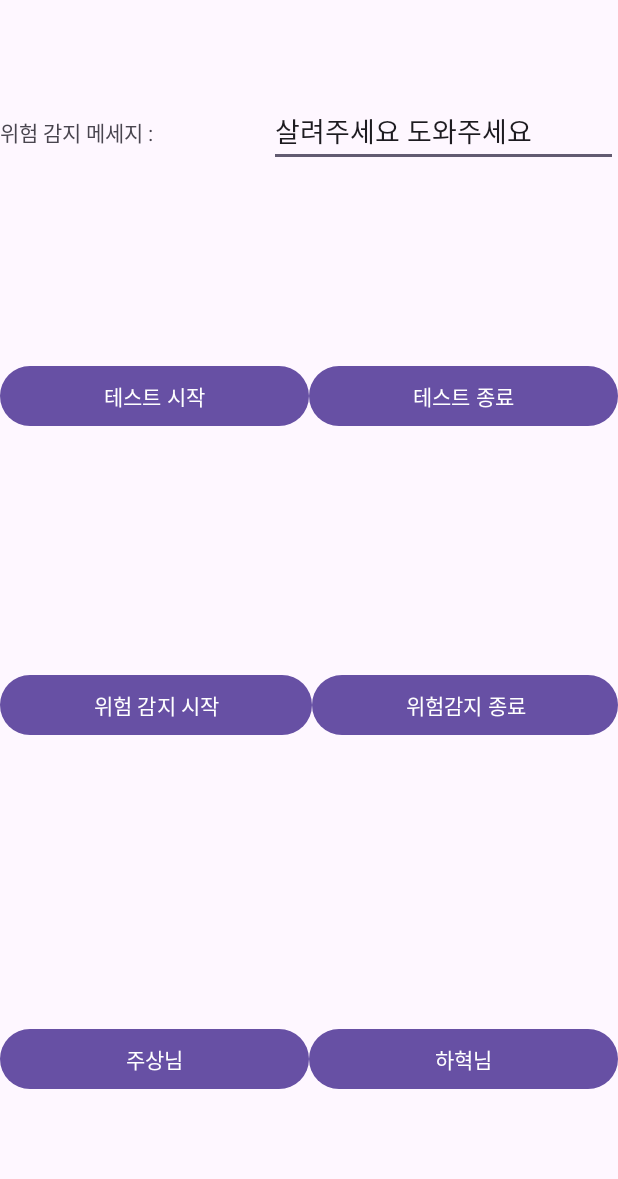
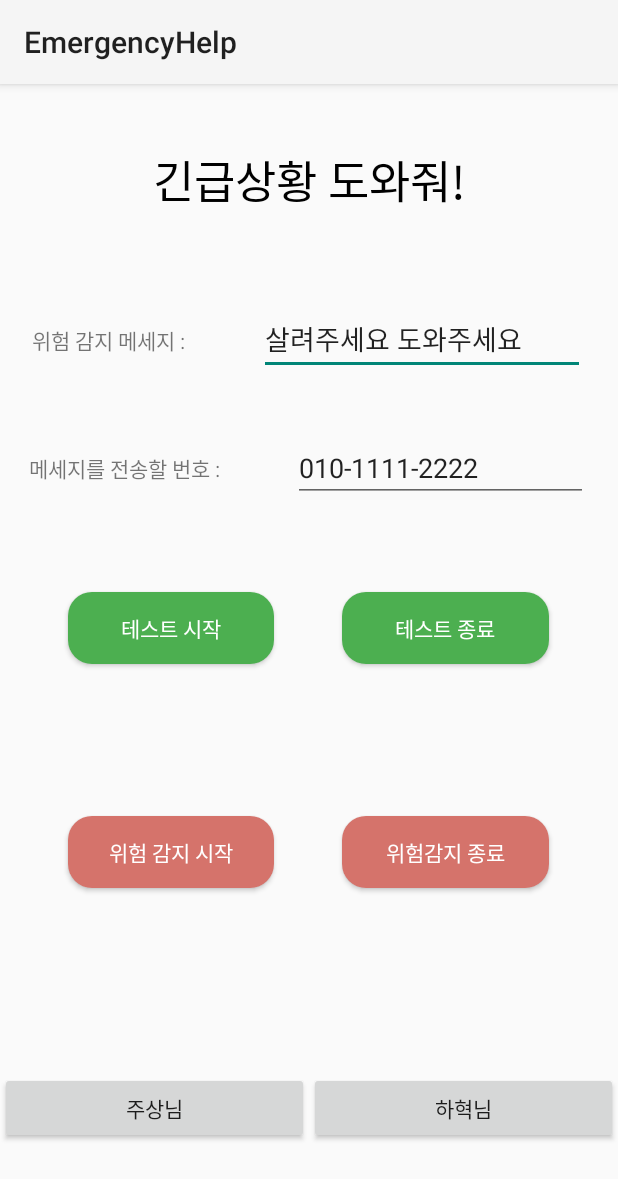
Before and after one commit to cbj5210/2024-SKT-AI-CHALLENGE, an Android app: the screen it shows after launch (MainActivity), on a phone screen of 412 x 824 dp. Shown: the top 1179 px of the screen. Run offline under Robolectric (Android 15) with nearby library versions, the phone set to English and light mode, and no system bars.

Commit message:
레이아웃 변경, 버튼 색상 추가

```diff
--- /dev/null
+++ b/app/src/main/res/drawable/rounded_green_button.xml
@@ -0,0 +1,6 @@
+<?xml version="1.0" encoding="utf-8"?>
+<shape xmlns:android="http://schemas.android.com/apk/res/android">
+    <solid android:color="#4CAF50" /> <!-- 초록색 배경 -->
+    <corners android:radius="16dp" /> <!-- 둥근 모서리 -->
+    <padding android:left="12dp" android:top="12dp" android:right="12dp" android:bottom="12dp" />
+</shape>
--- /dev/null
+++ b/app/src/main/res/drawable/rounded_grey_button.xml
@@ -0,0 +1,6 @@
+<?xml version="1.0" encoding="utf-8"?>
+<shape xmlns:android="http://schemas.android.com/apk/res/android">
+    <solid android:color="#94998D" /> <!-- 초록색 배경 -->
+    <corners android:radius="16dp" /> <!-- 둥근 모서리 -->
+    <padding android:left="12dp" android:top="12dp" android:right="12dp" android:bottom="12dp" />
+</shape>
--- /dev/null
+++ b/app/src/main/res/drawable/rounded_red_button.xml
@@ -0,0 +1,6 @@
+<?xml version="1.0" encoding="utf-8"?>
+<shape xmlns:android="http://schemas.android.com/apk/res/android">
+    <solid android:color="#D5736B" /> <!-- 초록색 배경 -->
+    <corners android:radius="16dp" /> <!-- 둥근 모서리 -->
+    <padding android:left="12dp" android:top="12dp" android:right="12dp" android:bottom="12dp" />
+</shape>
--- a/app/src/main/res/layout/activity_main.xml
+++ b/app/src/main/res/layout/activity_main.xml
@@ -25,17 +25,100 @@
             android:orientation="horizontal">
 
             <TextView
-                android:id="@+id/textView"
+                android:id="@+id/textView2"
                 android:layout_width="wrap_content"
                 android:layout_height="wrap_content"
                 android:layout_weight="1"
+                android:gravity="center"
+                android:text="긴급상황 도와줘!"
+                android:textColor="#000000"
+                android:textSize="30sp" />
+        </LinearLayout>
+
+        <LinearLayout
+            android:layout_width="match_parent"
+            android:layout_height="0px"
+            android:layout_weight="2"
+            android:gravity="center"
+            android:orientation="horizontal">
+
+            <LinearLayout
+                android:layout_width="0px"
+                android:layout_height="match_parent"
+                android:layout_weight="1"
+                android:orientation="horizontal">
+
+            </LinearLayout>
+
+            <TextView
+                android:id="@+id/textView"
+                android:layout_width="0px"
+                android:layout_height="wrap_content"
+                android:layout_weight="6"
                 android:text="위험 감지 메세지 :" />
+
+            <LinearLayout
+                android:layout_width="0px"
+                android:layout_height="match_parent"
+                android:layout_weight="1"
+                android:orientation="horizontal">
+
+            </LinearLayout>
 
             <com.google.android.material.textfield.TextInputEditText
                 android:layout_width="0px"
                 android:layout_height="wrap_content"
-                android:layout_weight="3"
+                android:layout_weight="10"
                 android:text="살려주세요 도와주세요" />
+
+            <LinearLayout
+                android:layout_width="0px"
+                android:layout_height="match_parent"
+                android:layout_weight="1"
+                android:orientation="horizontal"></LinearLayout>
+        </LinearLayout>
+
+        <LinearLayout
+            android:layout_width="match_parent"
+            android:layout_height="0px"
+            android:layout_weight="2"
+            android:gravity="center"
+            android:orientation="horizontal">
+
+            <LinearLayout
+                android:layout_width="0px"
+                android:layout_height="match_parent"
+                android:layout_weight="1"
+                android:orientation="horizontal">
+
+            </LinearLayout>
+
+            <TextView
+                android:id="@+id/textView"
+                android:layout_width="0px"
+                android:layout_height="wrap_content"
+                android:layout_weight="8"
+                android:text="메세지를 전송할 번호 :" />
+
+            <LinearLayout
+                android:layout_width="0px"
+                android:layout_height="match_parent"
+                android:layout_weight="1"
+                android:orientation="horizontal">
+
+            </LinearLayout>
+
+            <com.google.android.material.textfield.TextInputEditText
+                android:layout_width="0px"
+                android:layout_height="wrap_content"
+                android:layout_weight="10"
+                android:text="010-1111-2222" />
+
+            <LinearLayout
+                android:layout_width="0px"
+                android:layout_height="match_parent"
+                android:layout_weight="1"
+                android:orientation="horizontal"></LinearLayout>
         </LinearLayout>
 
         <LinearLayout
@@ -45,19 +128,47 @@
             android:gravity="center"
             android:orientation="horizontal">
 
+            <LinearLayout
+                android:layout_width="0px"
+                android:layout_height="match_parent"
+                android:layout_weight="1"
+                android:orientation="horizontal">
+
+            </LinearLayout>
+
             <Button
                 android:id="@+id/button"
-                android:layout_width="wrap_content"
+                android:layout_width="0px"
                 android:layout_height="wrap_content"
+                android:layout_weight="3"
+                android:background="@drawable/rounded_green_button"
+                android:textColor="@color/white"
+                android:text="테스트 시작" />
+
+            <LinearLayout
+                android:layout_width="0px"
+                android:layout_height="match_parent"
                 android:layout_weight="1"
-                android:text="테스트 시작" />
+                android:orientation="horizontal">
+
+            </LinearLayout>
 
             <Button
                 android:id="@+id/button2"
-                android:layout_width="wrap_content"
+                android:layout_width="0px"
                 android:layout_height="wrap_content"
+                android:layout_weight="3"
+                android:background="@drawable/rounded_green_button"
+                android:textColor="@color/white"
+                android:text="테스트 종료" />
+
+            <LinearLayout
+                android:layout_width="0px"
+                android:layout_height="match_parent"
                 android:layout_weight="1"
-                android:text="테스트 종료" />
+                android:orientation="horizontal">
+
+            </LinearLayout>
 
         </LinearLayout>
 
@@ -68,21 +179,49 @@
             android:gravity="center"
             android:orientation="horizontal">
 
+            <LinearLayout
+                android:layout_width="0px"
+                android:layout_height="match_parent"
+                android:layout_weight="1"
+                android:orientation="horizontal">
+
+            </LinearLayout>
+
             <Button
                 android:id="@+id/button3"
-                android:layout_width="wrap_content"
+                android:layout_width="0px"
                 android:layout_height="wrap_content"
-                android:layout_weight="1"
+                android:layout_weight="3"
+                android:background="@drawable/rounded_red_button"
+                android:textColor="@color/white"
                 android:text="위험 감지 시작"
                 android:textColorLink="#000000" />
 
+            <LinearLayout
+                android:layout_width="0px"
+                android:layout_height="match_parent"
+                android:layout_weight="1"
+                android:orientation="horizontal">
+
+            </LinearLayout>
+
             <Button
                 android:id="@+id/button4"
-                android:layout_width="wrap_content"
+                android:layout_width="0px"
                 android:layout_height="wrap_content"
-                android:layout_weight="1"
+                android:layout_weight="3"
+                android:background="@drawable/rounded_red_button"
+                android:textColor="@color/white"
                 android:text="위험감지 종료"
                 android:textColorLink="#000000" />
+
+            <LinearLayout
+                android:layout_width="0px"
+                android:layout_height="match_parent"
+                android:layout_weight="1"
+                android:orientation="horizontal">
+
+            </LinearLayout>
         </LinearLayout>
 
         <LinearLayout
--- a/app/src/main/res/values/themes.xml
+++ b/app/src/main/res/values/themes.xml
@@ -1,6 +1,6 @@
 <resources xmlns:tools="http://schemas.android.com/tools">
     <!-- Base application theme. -->
-    <style name="Base.Theme.EmergencyHelp" parent="Theme.Material3.DayNight.NoActionBar">
+    <style name="Base.Theme.EmergencyHelp" parent="Theme.AppCompat.DayNight">
         <!-- Customize your light theme here. -->
         <!-- <item name="colorPrimary">@color/my_light_primary</item> -->
     </style>
```
